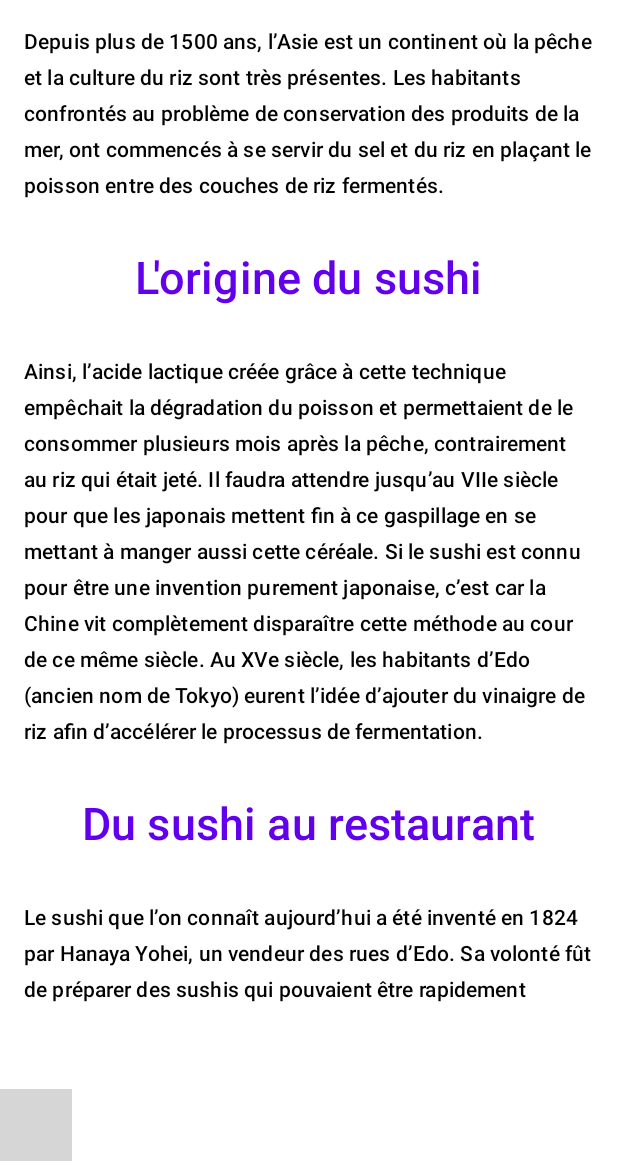
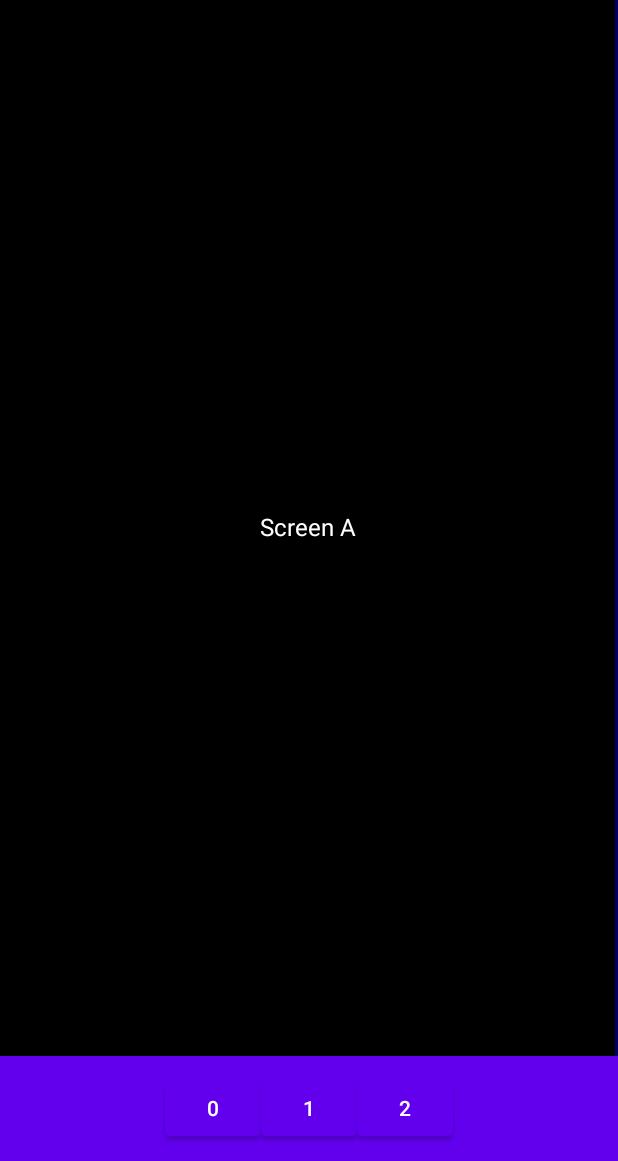
Before and after one commit to TheRealPad/sushiStorage, an Android app built with Jetpack Compose: the screen it shows after launch (MainActivity), on a phone screen of 412 x 824 dp, the part 75-1236 px from its top. Run offline under Robolectric (Android 15) with nearby library versions, the light colour scheme and no system bars; grey boxes are pictures that could not be loaded.

Commit message:
[Add] new system to change pages

```diff
--- a/android/app/src/main/java/com/example/mobile/MainActivity.kt
+++ b/android/app/src/main/java/com/example/mobile/MainActivity.kt
@@ -1,7 +1,5 @@
 package com.example.mobile
 
-import Pages
-import SushiList
 import android.os.Bundle
 import androidx.activity.ComponentActivity
 import androidx.activity.compose.setContent
@@ -16,22 +14,17 @@ import androidx.compose.foundation.layout.padding
 import androidx.compose.material.*
 import androidx.compose.runtime.remember
 import com.example.mobile.bottomBar.BottomBar
-import com.example.mobile.data.SampleData
 import androidx.compose.material.MaterialTheme
 import androidx.compose.material.Surface
 import androidx.compose.runtime.*
 import androidx.compose.ui.platform.LocalContext
-import androidx.compose.ui.res.stringResource
 import androidx.compose.ui.unit.dp
-import com.example.mobile.creationPage.CreationPage
-import com.example.mobile.favoritePage.Favorite
-import com.example.mobile.ingredientList.IngredientListPage
-import com.example.mobile.landingPage.Landing
+import com.example.mobile.screens.screenA
+import com.example.mobile.screens.screenB
+import com.example.mobile.screens.screenC
+import com.example.mobile.screens.scrollPage.ScrollPage
 import com.example.mobile.topBar.TopBar
 import com.example.mobile.utils.FavoriteStore
-import kotlinx.coroutines.CoroutineScope
-import kotlinx.coroutines.Dispatchers
-import kotlinx.coroutines.launch
 
 class MainActivity : ComponentActivity() {
     override fun onCreate(savedInstanceState: Bundle?) {
@@ -47,22 +40,19 @@ fun App() {
     val context = LocalContext.current
     val store = FavoriteStore(context)
     val tokenText = store.getFavorites.collectAsState(initial = "")
+    val screenList: List<@Composable () -> Unit> = listOf({ screenA() }, { screenB() }, { screenC() })
     MobileTheme {
         Surface(
             modifier = Modifier.fillMaxSize(),
             color = MaterialTheme.colors.background
         ) {
-            val (selectedPage, setSelectedPage) = remember { mutableStateOf(Pages.Landing) }
+            val (indexDisplay, setIndexDisplay) = remember { mutableStateOf(0) }
             Scaffold(
                 topBar = { TopBar()},
-                bottomBar = { BottomBar(selectedPage, setSelectedPage) }
+                bottomBar = { BottomBar(screenList.size, setIndexDisplay) }
             ) { padding ->
-                Column(modifier = Modifier.padding(bottom = 100.dp)) {
-                    if (selectedPage == Pages.SushiList) SushiList(SampleData.sushiSample, store)
-                    else if (selectedPage == Pages.Create) CreationPage()
-                    else if (selectedPage == Pages.Favorites) Favorite(favorites = tokenText.value, store)
-                    else if (selectedPage == Pages.IngredientList) IngredientListPage()
-                    else Landing()
+                Column(modifier = Modifier.padding(bottom = 70.dp)) {
+                    ScrollPage(screenList, indexDisplay, setIndexDisplay)
                 }
             }
         }
--- a/android/app/src/main/java/com/example/mobile/dto/Pages.kt
+++ /dev/null
@@ -1,3 +0,0 @@
-enum class Pages {
-    Landing, SushiList, Create, Favorites, IngredientList
-}
--- a/android/app/src/main/java/com/example/mobile/landingPage/Landing.kt
+++ /dev/null
@@ -1,74 +0,0 @@
-package com.example.mobile.landingPage
-import android.content.res.Configuration
-import androidx.compose.foundation.background
-import androidx.compose.foundation.layout.Arrangement
-import androidx.compose.foundation.layout.Column
-import androidx.compose.foundation.layout.padding
-import androidx.compose.foundation.rememberScrollState
-import androidx.compose.foundation.verticalScroll
-import androidx.compose.material.MaterialTheme
-import androidx.compose.material.Surface
-import androidx.compose.material.Text
-import androidx.compose.runtime.Composable
-import androidx.compose.ui.Alignment
-import androidx.compose.ui.Modifier
-import androidx.compose.ui.res.colorResource
-import androidx.compose.ui.res.stringResource
-import androidx.compose.ui.tooling.preview.Preview
-import androidx.compose.ui.unit.dp
-import androidx.compose.ui.unit.sp
-import com.example.mobile.R
-import com.example.mobile.ui.theme.MobileTheme
-
-@Preview(name = "Light Mode")
-@Preview(
-    uiMode = Configuration.UI_MODE_NIGHT_YES,
-    showBackground = true,
-    name = "Dark Mode"
-)
-@Composable
-fun PreviewLanding() {
-    MobileTheme {
-        Surface {
-            Landing()
-        }
-    }
-}
-
-@Composable
-fun Title(text: String) {
-    Text(
-        text = text,
-        modifier = Modifier.padding(16.dp),
-        style = MaterialTheme.typography.subtitle2,
-        color = MaterialTheme.colors.primary,
-        fontSize = 30.sp
-    )
-}
-
-@Composable
-fun Description(text: String) {
-    Text(
-        text = text,
-        modifier = Modifier.padding(16.dp),
-        style = MaterialTheme.typography.subtitle2,
-        color = MaterialTheme.colors.onSecondary,
-    )
-}
-
-@Composable
-fun Landing() {
-    Column(
-        verticalArrangement = Arrangement.Center,
-        horizontalAlignment = Alignment.CenterHorizontally,
-        modifier = Modifier
-            .verticalScroll(rememberScrollState())
-            .background(MaterialTheme.colors.background)
-    ) {
-        Description(text = stringResource(R.string.sushi_story_intro))
-        Title(text = stringResource(R.string.sushi_origin))
-        Description(text = stringResource(R.string.sushi_origin_description))
-        Title(text = stringResource(R.string.sushi_today_title))
-        Description(text = stringResource(R.string.sushi_today_content))
-    }
-}
--- /dev/null
+++ b/android/app/src/main/java/com/example/mobile/screens/Index.kt
@@ -0,0 +1,27 @@
+package com.example.mobile.screens
+
+import androidx.compose.foundation.layout.Column
+import androidx.compose.material.Text
+import androidx.compose.runtime.Composable
+import androidx.compose.ui.graphics.Color
+
+@Composable
+fun screenA() {
+    Column() {
+        Text("Screen A", color = Color.White)
+    }
+}
+
+@Composable
+fun screenB() {
+    Column() {
+        Text("Screen B", color = Color.White)
+    }
+}
+
+@Composable
+fun screenC() {
+    Column() {
+        Text("Screen C", color = Color.White)
+    }
+}
--- a/android/app/src/main/java/com/example/mobile/favoritePage/Favorite.kt
+++ b/android/app/src/main/java/com/example/mobile/screens/favoritePage/Favorite.kt
@@ -1,4 +1,4 @@
-package com.example.mobile.favoritePage
+package com.example.mobile.screens.favoritePage
 
 import SushiCard
 import androidx.compose.foundation.background
--- /dev/null
+++ b/android/app/src/main/java/com/example/mobile/screens/scrollPage/Scroll.kt
@@ -0,0 +1,64 @@
+package com.example.mobile.screens.scrollPage
+import androidx.compose.foundation.background
+import androidx.compose.foundation.horizontalScroll
+import androidx.compose.foundation.layout.*
+import androidx.compose.foundation.rememberScrollState
+import androidx.compose.runtime.*
+import androidx.compose.ui.Alignment
+import androidx.compose.ui.Modifier
+import androidx.compose.ui.graphics.Color
+import androidx.compose.ui.unit.dp
+import com.example.mobile.utils.findClosestIndex
+import com.example.mobile.utils.generateScreenPositions
+import kotlinx.coroutines.launch
+
+@Composable
+fun ScrollPage(screenList: List<@Composable () -> Unit>, indexDisplay: Int, setIndexDisplay: (Int) -> Unit) {
+    Column(
+        modifier = Modifier
+            .fillMaxSize()
+            .height(1000.dp)
+            .fillMaxHeight()
+    ) {
+        ScrollBoxes(screenList, indexDisplay, setIndexDisplay)
+    }
+}
+
+@Composable
+private fun ScrollBoxes(screenList: List<@Composable () -> Unit>, indexDisplay: Int, setIndexDisplay: (Int) -> Unit) {
+    val scrollState = rememberScrollState()
+    val scope = rememberCoroutineScope()
+    val screenPositions = generateScreenPositions(screenList.size)
+    val currentIndexDisplay by rememberUpdatedState(indexDisplay)
+    Row(
+        modifier = Modifier
+            .fillMaxSize()
+            .horizontalScroll(scrollState)
+    ) {
+        repeat(screenList.size) { index ->
+            val boxModifier = Modifier
+                .background(Color(0, 0, index * 100))
+                .width(410.dp)
+                .fillMaxHeight()
+
+            Box(
+                modifier = boxModifier,
+                contentAlignment = Alignment.Center
+            ) {
+                screenList[index].invoke()
+            }
+        }
+    }
+    LaunchedEffect(scrollState.isScrollInProgress) {
+        if (!scrollState.isScrollInProgress) {
+            val index = findClosestIndex(scrollState.value, screenPositions)
+            //setIndexDisplay(index)
+            scope.launch { scrollState.animateScrollTo(screenPositions[index]) }
+        }
+    }
+    DisposableEffect(currentIndexDisplay) {
+        onDispose {
+            scope.launch { scrollState.animateScrollTo(screenPositions[currentIndexDisplay]) }
+        }
+    }
+}
--- /dev/null
+++ b/android/app/src/main/java/com/example/mobile/utils/FindClosestIndex.kt
@@ -0,0 +1,16 @@
+package com.example.mobile.utils
+
+fun findClosestIndex(targetNumber: Int, numbers: List<Int>): Int {
+    var closestIndex = 0
+    var closestDifference = Int.MAX_VALUE
+
+    for (index in numbers.indices) {
+        val difference = Math.abs(targetNumber - numbers[index])
+        if (difference < closestDifference) {
+            closestIndex = index
+            closestDifference = difference
+        }
+    }
+
+    return closestIndex
+}
--- /dev/null
+++ b/android/app/src/main/java/com/example/mobile/utils/GenerateScreenPosition.kt
@@ -0,0 +1,18 @@
+package com.example.mobile.utils
+
+fun generateScreenPositions(count: Int): List<Int> {
+    val screenPositions = mutableListOf<Int>()
+
+    for (i in 0 until count) {
+        when (i) {
+            0 -> screenPositions.add(0)
+            1 -> screenPositions.add(1430)
+            else -> {
+                val previousValue = screenPositions[i - 1]
+                screenPositions.add(previousValue + 1435)
+            }
+        }
+    }
+
+    return screenPositions
+}
```
Also changed, not shown: android/app/src/main/java/com/example/mobile/bottomBar/BottomBar.kt (+9 -110 lines), android/app/src/main/java/com/example/mobile/screens/creationPage/Creation.kt (renamed from android/app/src/main/java/com/example/mobile/ingredientList/IngredientList.kt, +5 -5 lines), android/app/src/main/java/com/example/mobile/screens/ingredientList/IngredientList.kt (renamed from android/app/src/main/java/com/example/mobile/creationPage/Creation.kt, +5 -5 lines), android/app/src/main/java/com/example/mobile/screens/sushiListPage/List.kt (renamed from android/app/src/main/java/com/example/mobile/sushiListPage/List.kt), android/app/src/main/java/com/example/mobile/screens/sushiListPage/Sushi.kt (renamed from android/app/src/main/java/com/example/mobile/sushiListPage/Sushi.kt).
